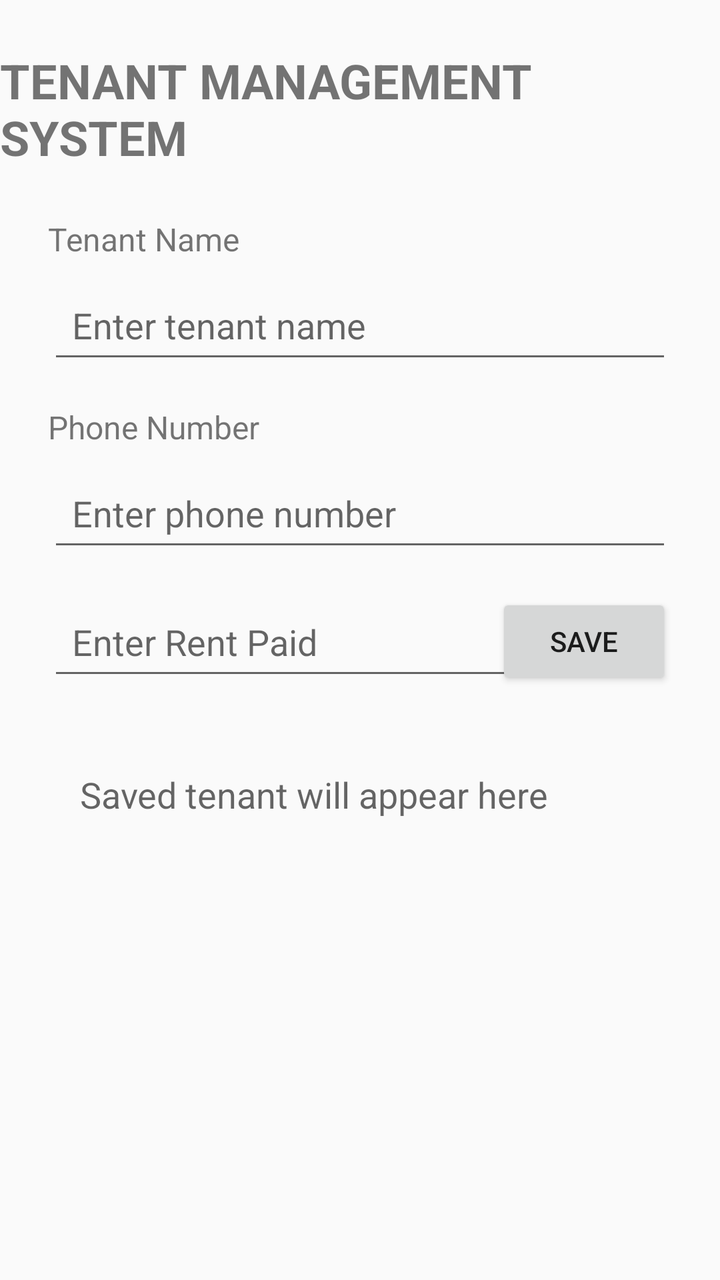
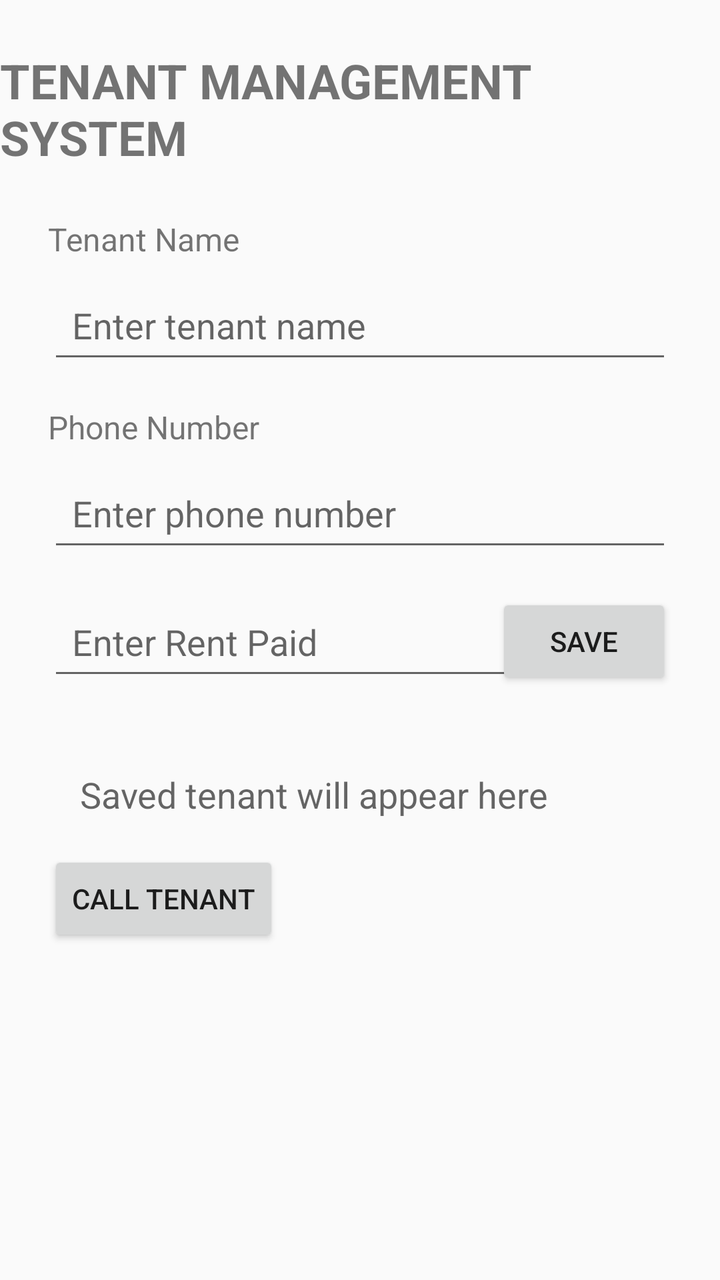

Before-and-after screenshots of an Android layout around one commit, followed by the original layout XML and the change that was made.
<!-- AndroidManifest.xml: application theme Theme.TenantManagementSystem -->
<!-- res/layout/activity_main.xml -->
<?xml version="1.0" encoding="utf-8"?>
<layout xmlns:android="http://schemas.android.com/apk/res/android"
    xmlns:app="http://schemas.android.com/apk/res-auto">

    <data>
        <variable
            name="tenant"
            type="com.example.tenantmanagementsystem.Tenant" />
    </data>

    <androidx.constraintlayout.widget.ConstraintLayout
        android:layout_width="match_parent"
        android:layout_height="match_parent">

        <TextView
            android:id="@+id/titleTextView"
            android:layout_width="wrap_content"
            android:layout_height="wrap_content"
            android:text="TENANT MANAGEMENT SYSTEM"
            android:textSize="24sp"
            android:textStyle="bold"
            android:layout_marginTop="24dp"
            app:layout_constraintTop_toTopOf="parent"
            app:layout_constraintStart_toStartOf="parent"
            app:layout_constraintEnd_toEndOf="parent" />

        <TextView
            android:id="@+id/tenantNameLabel"
            android:layout_width="wrap_content"
            android:layout_height="wrap_content"
            android:text="Tenant Name"
            android:textSize="16sp"
            android:layout_marginTop="24dp"
            android:layout_marginStart="24dp"
            app:layout_constraintTop_toBottomOf="@id/titleTextView"
            app:layout_constraintStart_toStartOf="parent" />

        <EditText
            android:id="@+id/tenantNameEditText"
            android:layout_width="0dp"
            android:layout_height="wrap_content"
            android:hint="Enter tenant name"
            android:minHeight="48dp"
            android:padding="12dp"
            android:layout_marginTop="8dp"
            android:layout_marginStart="24dp"
            android:layout_marginEnd="24dp"
            app:layout_constraintTop_toBottomOf="@id/tenantNameLabel"
            app:layout_constraintStart_toStartOf="parent"
            app:layout_constraintEnd_toEndOf="parent" />

        <TextView
            android:id="@+id/phoneLabel"
            android:layout_width="wrap_content"
            android:layout_height="wrap_content"
            android:text="Phone Number"
            android:textSize="16sp"
            android:layout_marginTop="16dp"
            android:layout_marginStart="24dp"
            app:layout_constraintTop_toBottomOf="@id/tenantNameEditText"
            app:layout_constraintStart_toStartOf="parent" />

        <EditText
            android:id="@+id/phoneEditText"
            android:layout_width="0dp"
            android:layout_height="wrap_content"
            android:hint="Enter phone number"
            android:inputType="phone"
            android:minHeight="48dp"
            android:padding="12dp"
            android:layout_marginTop="8dp"
            android:layout_marginStart="24dp"
            android:layout_marginEnd="24dp"
            app:layout_constraintTop_toBottomOf="@id/phoneLabel"
            app:layout_constraintStart_toStartOf="parent"
            app:layout_constraintEnd_toEndOf="parent" />

        <EditText
            android:id="@+id/rentEditText"
            android:layout_width="0dp"
            android:layout_height="wrap_content"
            android:hint="Enter Rent Paid"
            android:inputType="numberDecimal"
            android:minHeight="48dp"
            android:padding="12dp"
            android:layout_marginStart="24dp"
            android:layout_marginTop="16dp"
            android:layout_marginEnd="8dp"
            app:layout_constraintTop_toBottomOf="@id/phoneEditText"
            app:layout_constraintStart_toStartOf="parent"
            app:layout_constraintEnd_toEndOf="@id/saveButton" />

        <Button
            android:id="@+id/saveButton"
            android:layout_width="wrap_content"
            android:layout_height="wrap_content"
            android:text="SAVE"
            android:layout_marginEnd="24dp"
            app:layout_constraintTop_toTopOf="@id/rentEditText"
            app:layout_constraintEnd_toEndOf="parent" />

        <TextView
            android:id="@+id/tenantResultTextView"
            android:layout_width="0dp"
            android:layout_height="wrap_content"
            android:text="@{tenant.summary()}"
            android:hint="Saved tenant will appear here"
            android:textSize="18sp"
            android:padding="16dp"
            android:layout_margin="24dp"
            app:layout_constraintTop_toBottomOf="@id/rentEditText"
            app:layout_constraintStart_toStartOf="parent"
            app:layout_constraintEnd_toEndOf="parent" />

    </androidx.constraintlayout.widget.ConstraintLayout>
</layout>
<!-- resources referenced by this layout -->
<resources>
  <style name="Theme.TenantManagementSystem" parent="Theme.AppCompat.Light.DarkActionBar" />
</resources>

<!-- the commit's change to res/layout/activity_main.xml (unified diff, before → after) -->
@@ -111,6 +111,15 @@
             app:layout_constraintTop_toBottomOf="@id/rentEditText"
             app:layout_constraintStart_toStartOf="parent"
             app:layout_constraintEnd_toEndOf="parent" />
+	
+    <Button
+        android:id="@+id/callButton"
+        android:layout_width="wrap_content"
+        android:layout_height="wrap_content"
+        android:text="CALL TENANT"
+        android:layout_marginStart="24dp"
+        app:layout_constraintTop_toBottomOf="@id/tenantResultTextView"
+        app:layout_constraintStart_toStartOf="parent"/>
 
     </androidx.constraintlayout.widget.ConstraintLayout>
 </layout>
